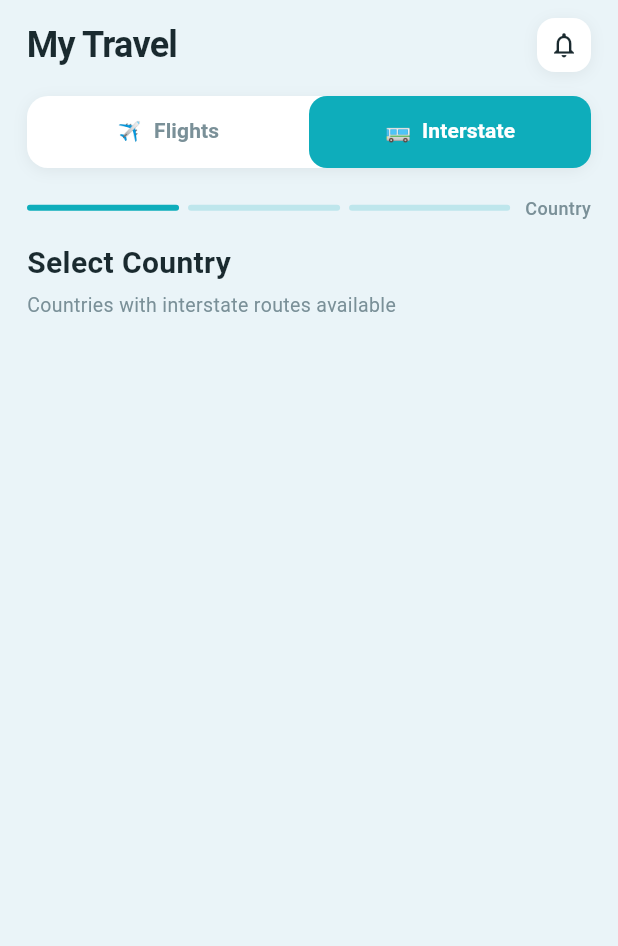
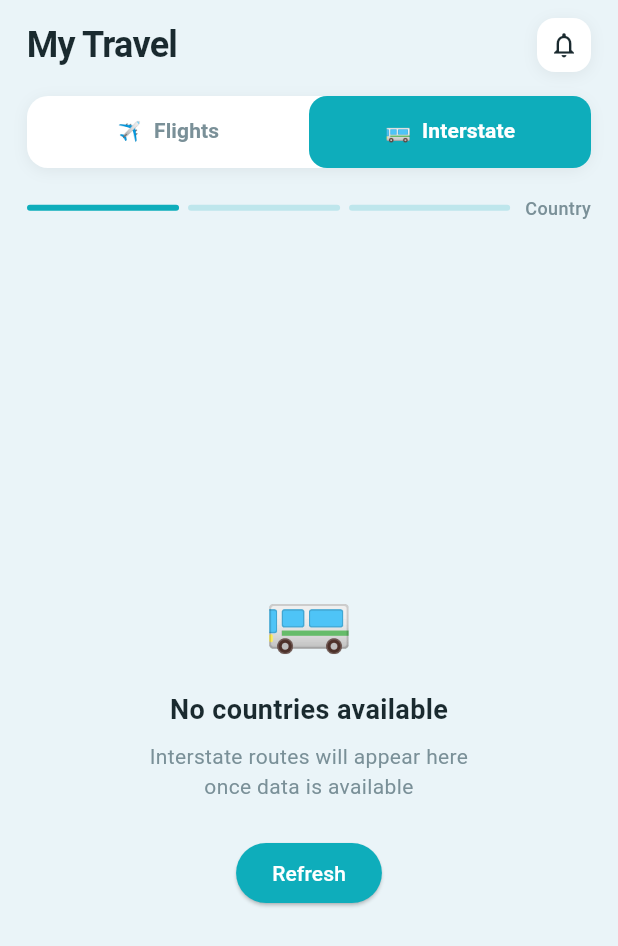
Before and after one commit to sirnazam/plango, a Flutter app: the TravelScreen screen opened directly, tab 2 chosen, on a phone screen of 412 x 824 dp. Shown: the top 946 px of the screen. Run offline on Flutter 3.47's test engine with Material 3 defaults, Android fonts, the light colour scheme and no system bars; our stand-ins replace flutter_map, geolocator, latlong2, smooth_page_indicator, speech_to_text, supabase_flutter and 1 more; accounts and stored records are empty.

Commit message:
Fix: Remove duplicate _loadInterstateData function

```diff
--- a/lib/travel_screen.dart
+++ b/lib/travel_screen.dart
@@ -394,7 +394,6 @@ class TravelScreen extends StatefulWidget {
 class _TravelScreenState extends State<TravelScreen> with SingleTickerProviderStateMixin {
   // Tab controller for Flights vs Interstate
   late TabController _tabController;
-  int _selectedTab = 0;
 
   // Your existing flow state
   int _step = 0;
@@ -443,11 +442,6 @@ class _TravelScreenState extends State<TravelScreen> with SingleTickerProviderSt
   void initState() {
     super.initState();
     _tabController = TabController(length: 2, vsync: this);
-    _tabController.addListener(() {
-      if (!_tabController.indexIsChanging) {
-        setState(() => _selectedTab = _tabController.index);
-      }
-    });
     _loadCountriesFromSupabase();
     _loadActiveBooking();
     _loadInterstateData();
@@ -460,23 +454,21 @@ class _TravelScreenState extends State<TravelScreen> with SingleTickerProviderSt
     super.dispose();
   }
 
-  // ─── LOAD INTERSTATE DATA ─────────────────────────────────────────────────
-  Future<void> _loadInterstateData() async {
-    try {
-      final data = await TravelService.fetchCountriesWithRoutes();
-      setState(() {
-        _interstateCountries = data;
-        _loadingInterstateCountries = false;
-      });
-      final modes = await TravelService.fetchTransportModes();
-      setState(() => _transportModes = modes);
-    } catch (e) {
-      setState(() {
-        _interstateError = 'Failed to load interstate data';
-        _loadingInterstateCountries = false;
-      });
-    }
-  }
+  // ─── SECTION LABEL WIDGET ───────────────────────────────────────────────────
+  Widget _sectionLabel(String title) {
+    return Padding(
+      padding: const EdgeInsets.symmetric(horizontal: 4.0, vertical: 8.0),
+      child: Text(
+        title,
+        style: const TextStyle(
+          fontSize: 16,
+          fontWeight: FontWeight.w600,
+          color: Colors.black87,
+        ),
+      ),
+    );
+  }
+
 
   // ─── YOUR EXISTING METHODS (unchanged) ────────────────────────────────────
   Future<void> _loadActiveBooking() async {
@@ -1061,9 +1053,57 @@ class _TravelScreenState extends State<TravelScreen> with SingleTickerProviderSt
     );
   }
 
+  // ADD THIS MISSING METHOD HERE:
   Widget _buildInterstateCountryPicker() {
     if (_loadingInterstateCountries) {
       return const Center(child: CircularProgressIndicator(color: kTeal));
+    }
+
+    if (_interstateError != null) {
+      return Center(
+        child: Column(
+          mainAxisAlignment: MainAxisAlignment.center,
+          children: [
+            const Text('⚠️', style: TextStyle(fontSize: 48)),
+            const SizedBox(height: 16),
+            Text(_interstateError!, style: const TextStyle(color: kTextPrimary)),
+            const SizedBox(height: 16),
+            ElevatedButton(
+              onPressed: _loadInterstateData,
+              style: ElevatedButton.styleFrom(backgroundColor: kTeal),
+              child: const Text('Retry', style: TextStyle(color: Colors.white)),
+            ),
+          ],
+        ),
+      );
+    }
+
+    if (_interstateCountries.isEmpty) {
+      return Center(
+        child: Column(
+          mainAxisAlignment: MainAxisAlignment.center,
+          children: [
+            const Text('🚌', style: TextStyle(fontSize: 48)),
+            const SizedBox(height: 16),
+            const Text(
+              'No countries available',
+              style: TextStyle(fontSize: 18, fontWeight: FontWeight.w600, color: kTextPrimary),
+            ),
+            const SizedBox(height: 8),
+            const Text(
+              'Interstate routes will appear here\nonce data is available',
+              textAlign: TextAlign.center,
+              style: TextStyle(fontSize: 14, color: kTextSecondary),
+            ),
+            const SizedBox(height: 24),
+            ElevatedButton(
+              onPressed: _loadInterstateData,
+              style: ElevatedButton.styleFrom(backgroundColor: kTeal),
+              child: const Text('Refresh', style: TextStyle(color: Colors.white)),
+            ),
+          ],
+        ),
+      );
     }
 
     return Column(
@@ -1092,6 +1132,32 @@ class _TravelScreenState extends State<TravelScreen> with SingleTickerProviderSt
         ),
       ],
     );
+  }
+
+  Future<void> _loadInterstateData() async {
+    setState(() {
+      _loadingInterstateCountries = true;
+      _interstateError = null;
+    });
+
+    try {
+      final data = await TravelService.fetchCountriesWithRoutes();
+
+      setState(() {
+        _interstateCountries = data;
+        _loadingInterstateCountries = false;
+      });
+
+      if (data.isNotEmpty) {
+        final modes = await TravelService.fetchTransportModes();
+        setState(() => _transportModes = modes);
+      }
+    } catch (e) {
+      setState(() {
+        _interstateError = 'Failed to load: $e';
+        _loadingInterstateCountries = false;
+      });
+    }
   }
 
   Widget _buildInterstateCountryTile(CountryModel country) {
@@ -1433,7 +1499,7 @@ class _TravelScreenState extends State<TravelScreen> with SingleTickerProviderSt
               : ListView.builder(
                   padding: const EdgeInsets.symmetric(horizontal: 18),
                   itemCount: filtered.length,
-                  itemBuilder: (ctx, i) => _InterstateRouteCard(
+                  itemBuilder: (ctx, i) => InterstateRouteCard(
                     route: filtered[i],
                     currency: _selectedInterstateCountry?.currency,
                   ),
@@ -3617,17 +3683,17 @@ class _TravelScreenState extends State<TravelScreen> with SingleTickerProviderSt
 }
 
 // ─── INTERSTATE ROUTE CARD WIDGET ───────────────────────────────────────────
-class _InterstateRouteCard extends StatefulWidget {
+class InterstateRouteCard extends StatefulWidget {
   final InterstateRoute route;
   final String? currency;
 
-  const _InterstateRouteCard({required this.route, this.currency});
+  const InterstateRouteCard({super.key, required this.route, this.currency});
 
   @override
-  State<_InterstateRouteCard> createState() => _InterstateRouteCardState();
+  State<InterstateRouteCard> createState() => _InterstateRouteCardState();
 }
 
-class _InterstateRouteCardState extends State<_InterstateRouteCard> {
+class _InterstateRouteCardState extends State<InterstateRouteCard> {
   bool _expanded = false;
 
   @override
```
